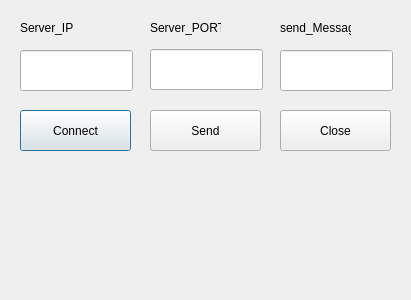
This is TCP_Socket_tool_gui.ui in TianweiHUANG/untitled as Qt 5 draws it before an edit. The edited form follows.
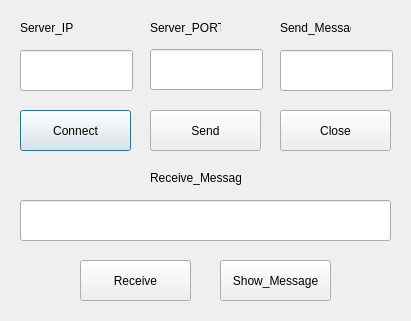
This is the edited form.

Patch:
```diff
--- a/TCP_Socket_tool_gui.ui
+++ b/TCP_Socket_tool_gui.ui
@@ -7,7 +7,7 @@
     <x>0</x>
     <y>0</y>
     <width>411</width>
-    <height>300</height>
+    <height>321</height>
    </rect>
   </property>
   <property name="windowTitle">
@@ -49,7 +49,7 @@
     </rect>
    </property>
    <property name="text">
-    <string>send_Message</string>
+    <string>Send_Message</string>
    </property>
   </widget>
   <widget class="QLineEdit" name="lineEdit">
@@ -121,6 +121,55 @@
     <string>Close</string>
    </property>
   </widget>
+  <widget class="QPushButton" name="pushButton_4">
+   <property name="geometry">
+    <rect>
+     <x>80</x>
+     <y>260</y>
+     <width>111</width>
+     <height>41</height>
+    </rect>
+   </property>
+   <property name="text">
+    <string>Receive</string>
+   </property>
+  </widget>
+  <widget class="QLineEdit" name="lineEdit_4">
+   <property name="geometry">
+    <rect>
+     <x>20</x>
+     <y>200</y>
+     <width>371</width>
+     <height>41</height>
+    </rect>
+   </property>
+  </widget>
+  <widget class="QLabel" name="label_4">
+   <property name="geometry">
+    <rect>
+     <x>150</x>
+     <y>170</y>
+     <width>91</width>
+     <height>16</height>
+    </rect>
+   </property>
+   <property name="text">
+    <string>Receive_Message</string>
+   </property>
+  </widget>
+  <widget class="QPushButton" name="pushButton_5">
+   <property name="geometry">
+    <rect>
+     <x>220</x>
+     <y>260</y>
+     <width>111</width>
+     <height>41</height>
+    </rect>
+   </property>
+   <property name="text">
+    <string>Show_Message</string>
+   </property>
+  </widget>
  </widget>
  <resources/>
  <connections/>
```
